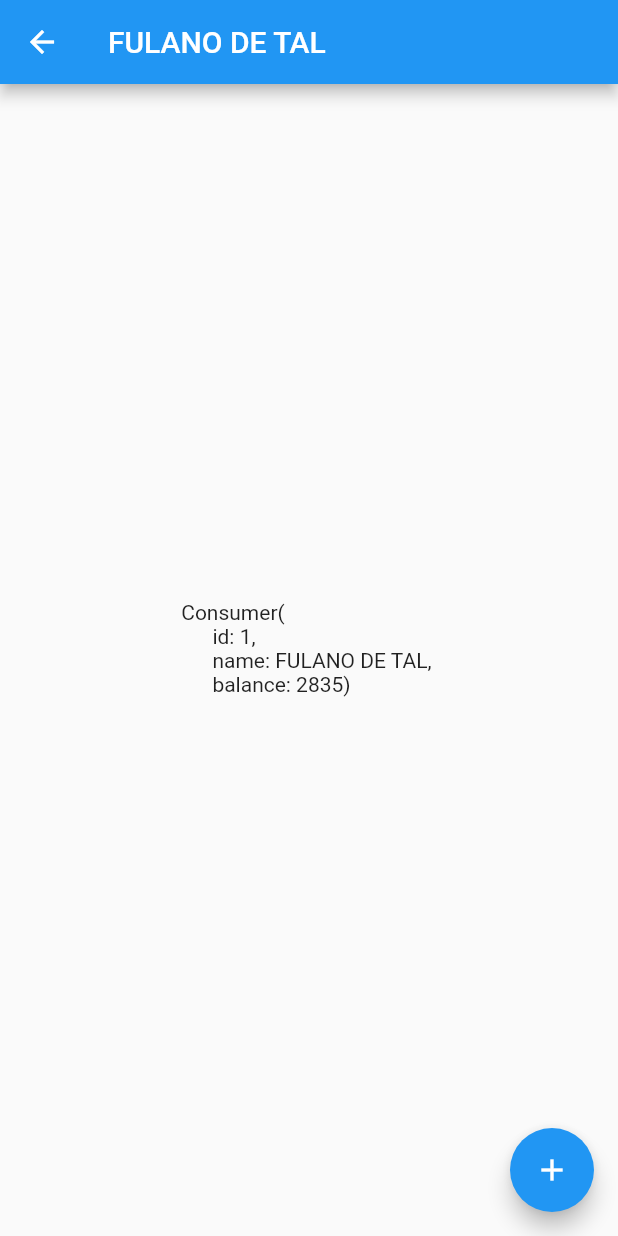
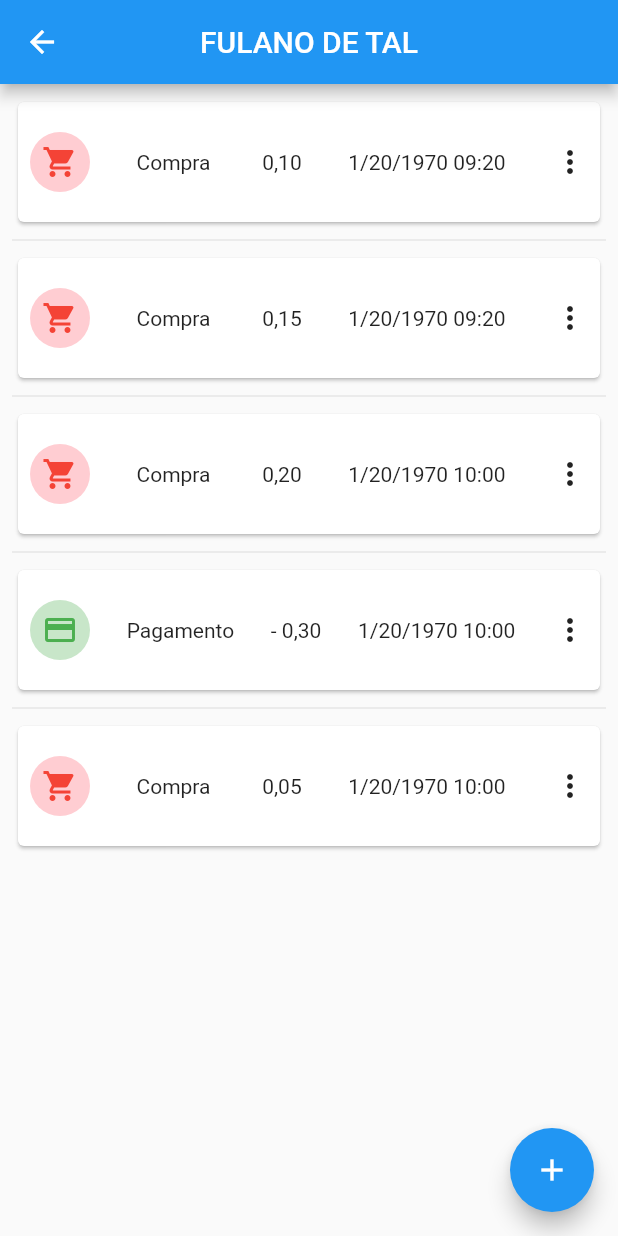
Before and after one commit to srcid/notebook, a Flutter app: the screen it shows after launch, after a tap on an icon or button, on a phone screen of 412 x 824 dp. Run offline on Flutter 3.47's test engine with Material 2 defaults, Android fonts, the phone set to English and light mode, and no system bars; our stand-ins replace sqflite; accounts and stored records are empty.

Commit message:
feat(consumer_transaction_page.dart): list consumer transaction
when clicking on a customer on homepage a new screen opens listing all their consumer_transaction

```diff
--- a/lib/src/app_widget.dart
+++ b/lib/src/app_widget.dart
@@ -1,6 +1,7 @@
 import 'package:flutter/material.dart';
 import 'package:notebook/src/controllers/consumer_controller.dart';
 import 'package:notebook/src/views/consumer_transactions_page.dart';
+import 'package:notebook/src/views/new_consumer_transaction_page.dart';
 import 'package:provider/provider.dart';
 
 import 'models/consumer_model.dart';
@@ -26,6 +27,8 @@ class AppWidget extends StatelessWidget {
           routes: {
             '/': (context) => const SafeArea(child: HomePage()),
             '/add': (context) => SafeArea(child: NewConsumerPage()),
+            'addConsumerTransaction': (context) =>
+                const SafeArea(child: NewConsumerTransactionPage()),
             '/consumerTransactionPage': (context) {
               final consumer =
                   (ModalRoute.of(context)!.settings.arguments as ConsumerModel);
--- a/lib/src/database/database_helper.dart
+++ b/lib/src/database/database_helper.dart
@@ -58,6 +58,7 @@ class DatabaseHelper {
     id          INTEGER PRIMARY KEY AUTOINCREMENT,
     consumer_id INTEGER                          ,
     value       INTEGER NOT NULL                 ,
+    datetime    INTEGER NOT NULL                 ,
 
     FOREIGN KEY (consumer_id) REFERENCES consumer(id)
   );
@@ -72,10 +73,10 @@ class DatabaseHelper {
   ''';
 
   String get _populateConsumerTransactionTable => '''
-  INSERT INTO consumer_transaction (consumer_id, value) VALUES (1, 10),
-  (1, 15),
-  (1, 20),
-  (1, -30),
-  (1, 5);
+  INSERT INTO consumer_transaction (consumer_id, value, datetime) VALUES (1, 10, 1675220300),
+  (1, 15, 1675220400),
+  (1, 20, 1677639599),
+  (1, -30, 1677639500),
+  (1, 5, 1677639450);
   ''';
 }
--- a/lib/src/models/consumer_transaction.dart
+++ b/lib/src/models/consumer_transaction_model.dart
@@ -1,10 +1,10 @@
-class ConsumerTransaction {
+class ConsumerTransactionModel {
   int? id;
   int consumerId;
   int value;
   DateTime datetime;
 
-  ConsumerTransaction({
+  ConsumerTransactionModel({
     this.id,
     required this.consumerId,
     required this.value,
@@ -14,16 +14,16 @@ class ConsumerTransaction {
   Map<String, Object?> toJson() {
     return {
       'id': id,
-      'consumerId': consumerId,
+      'consumer_id': consumerId,
       'value': value,
       'datetime': datetime.millisecondsSinceEpoch,
     };
   }
 
-  static ConsumerTransaction fromJson(Map<String, Object?> json) {
-    return ConsumerTransaction(
+  static ConsumerTransactionModel fromJson(Map<String, Object?> json) {
+    return ConsumerTransactionModel(
       id: json['id'] as int?,
-      consumerId: json['consumerId'] as int,
+      consumerId: json['consumer_id'] as int,
       value: json['value'] as int,
       datetime: DateTime.fromMillisecondsSinceEpoch(json['datetime'] as int),
     );
--- a/lib/src/views/consumer_transactions_page.dart
+++ b/lib/src/views/consumer_transactions_page.dart
@@ -1,68 +1,122 @@
 import 'package:flutter/material.dart';
-import 'package:flutter/services.dart';
 import 'package:intl/intl.dart';
 import 'package:notebook/src/models/consumer_model.dart';
+import 'package:notebook/src/repository/consuemer_transaction_repository.dart';
 
-class ConsumerTransactionPage extends StatefulWidget {
+import '../models/consumer_transaction_model.dart';
+
+class ConsumerTransactionPage extends StatelessWidget {
   final ConsumerModel consumer;
+
   const ConsumerTransactionPage({super.key, required this.consumer});
 
   @override
-  State<ConsumerTransactionPage> createState() =>
-      _ConsumerTransactionPageState();
-}
+  Widget build(BuildContext context) {
+    final rp = ConsumerTransactionRepository();
 
-class _ConsumerTransactionPageState extends State<ConsumerTransactionPage> {
-  @override
-  Widget build(BuildContext context) {
     return Scaffold(
       appBar: AppBar(
-        title: Text(widget.consumer.name),
+        centerTitle: true,
+        title: Text(consumer.name),
       ),
-      body: Center(child: Text(widget.consumer.toString())),
       floatingActionButton: FloatingActionButton(
-        onPressed: () {
-          showDialog(
-              context: context,
-              builder: (context) {
-                return AlertDialog(
-                  title: const Text("Valor"),
-                  content: TextField(
-                    decoration: const InputDecoration(hintText: "0,00"),
-                    autofocus: true,
-                    keyboardType: TextInputType.number,
-                    inputFormatters: [
-                      FilteringTextInputFormatter.allow(RegExp(r'[0-9]')),
-                      CurrencyTextInputFormatter(),
-                    ],
-                  ),
-                  actions: [
-                    TextButton(
-                        onPressed: () {
-                          Navigator.of(context).pop();
-                        },
-                        child: const Text("Confirmar"))
-                  ],
-                );
-              });
+        onPressed: () =>
+            Navigator.of(context).pushNamed('addConsumerTransaction'),
+        child: const Icon(Icons.add),
+      ),
+      body: FutureBuilder(
+        future: rp.findByConsumerId(consumer.id!),
+        builder: (context, snapshot) {
+          if (snapshot.hasData) {
+            if (snapshot.data!.isEmpty) {
+              return const Center(child: Text("No transaction yet"));
+            }
+
+            return ListConsumerTransactionWidget(
+              transactions: snapshot.data!,
+            );
+          }
+
+          return Container();
         },
-        child: const Icon(Icons.add),
       ),
     );
   }
 }
 
-class CurrencyTextInputFormatter extends TextInputFormatter {
+class ListConsumerTransactionWidget extends StatelessWidget {
+  final List<ConsumerTransactionModel> transactions;
+
+  const ListConsumerTransactionWidget({
+    Key? key,
+    required this.transactions,
+  }) : super(key: key);
+
   @override
-  TextEditingValue formatEditUpdate(
-      TextEditingValue oldValue, TextEditingValue newValue) {
-    final value = double.parse(newValue.text.replaceAll(',', '.')) * 0.01;
-    final real =
-        NumberFormat.currency(locale: 'pt_BR', decimalDigits: 2, name: '');
-    final s = real.format(value);
-
-    return TextEditingValue(
-        text: s,
-        selection: TextSelection.fromPosition(TextPosition(offset: s.length)));
+  Widget build(BuildContext context) {
+    return ListView.separated(
+      padding: const EdgeInsets.all(8),
+      itemCount: transactions.length,
+      itemBuilder: (context, index) {
+        final transaction = transactions[index];
+        return ConsumerTransactionCard(
+            value: transaction.value, datetime: transaction.datetime);
+      },
+      separatorBuilder: (context, index) => const Divider(),
+    );
   }
 }
+
+class ConsumerTransactionCard extends StatelessWidget {
+  final int value;
+  final DateTime datetime;
+
+  const ConsumerTransactionCard({
+    super.key,
+    required this.value,
+    required this.datetime,
+  });
+
+  @override
+  Widget build(BuildContext context) {
+    final realFormatter = NumberFormat.currency(
+      locale: 'pt_BR',
+      name: '',
+      decimalDigits: 2,
+    );
+    final dateFormatter = DateFormat.yMd().add_Hm();
+    final text = value < 0 ? 'Pagamento' : 'Compra';
+    final color = value < 0 ? Colors.green[100] : Colors.red[100];
+    final icon = value < 0
+        ? const Icon(
+            Icons.payment,
+            color: Colors.green,
+          )
+        : const Icon(
+            Icons.shopping_cart,
+            color: Colors.red,
+          );
+    final valueFormatted = realFormatter.format(value * 0.01);
+    final dateFormatted = dateFormatter.format(datetime);
+
+    return Card(
+      child: Container(
+        padding: const EdgeInsets.all(8),
+        height: 80,
+        child: Row(
+          mainAxisAlignment: MainAxisAlignment.spaceBetween,
+          children: [
+            CircleAvatar(
+              backgroundColor: color,
+              child: icon,
+            ),
+            Text(text),
+            Text(valueFormatted),
+            Text(dateFormatted),
+            const Icon(Icons.more_vert)
+          ],
+        ),
+      ),
+    );
+  }
+}
```
Also changed, not shown: lib/src/repository/consuemer_transaction_repository.dart (+15 -8 lines), lib/src/views/new_consumer_transaction_page.dart (added, +10 -0 lines).
